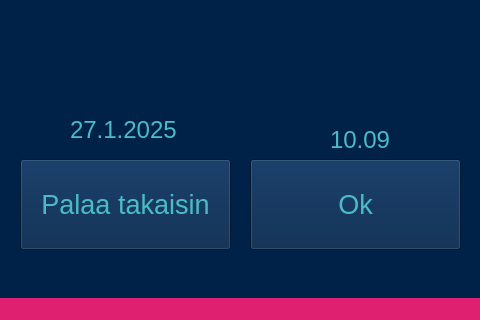
Old version of the form user.ui in the repository HennaSalla/Autolainaus; both pictures show x 0 to 480 and y 541 to 861 of the 480 by 861 pixel window.
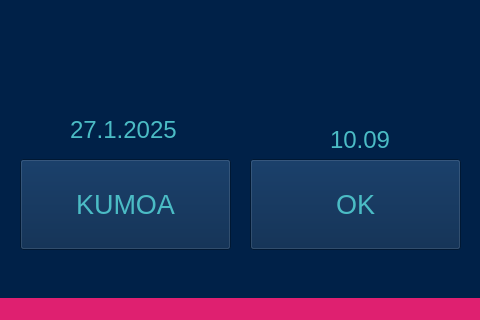
New version of the form. Icons and pictures are not drawn.

Commit message: 30.1.2025 muokattu koodia

What changed in the file:
```diff
--- a/user.ui
+++ b/user.ui
@@ -313,7 +313,7 @@
      <string notr="true">color: rgb(75, 188, 197);</string>
     </property>
     <property name="text">
-     <string>Palaa takaisin</string>
+     <string>KUMOA</string>
     </property>
    </widget>
    <widget class="QLabel" name="hourLabel">
@@ -397,7 +397,7 @@
      <string notr="true">color: rgb(75, 188, 197);</string>
     </property>
     <property name="text">
-     <string>Ok</string>
+     <string>OK</string>
     </property>
    </widget>
    <widget class="QLineEdit" name="keysReturnLineEdit">
```
Left out of the diff: 6 changed lines with no effect on the pictures. The commit also changes 2 other files.
